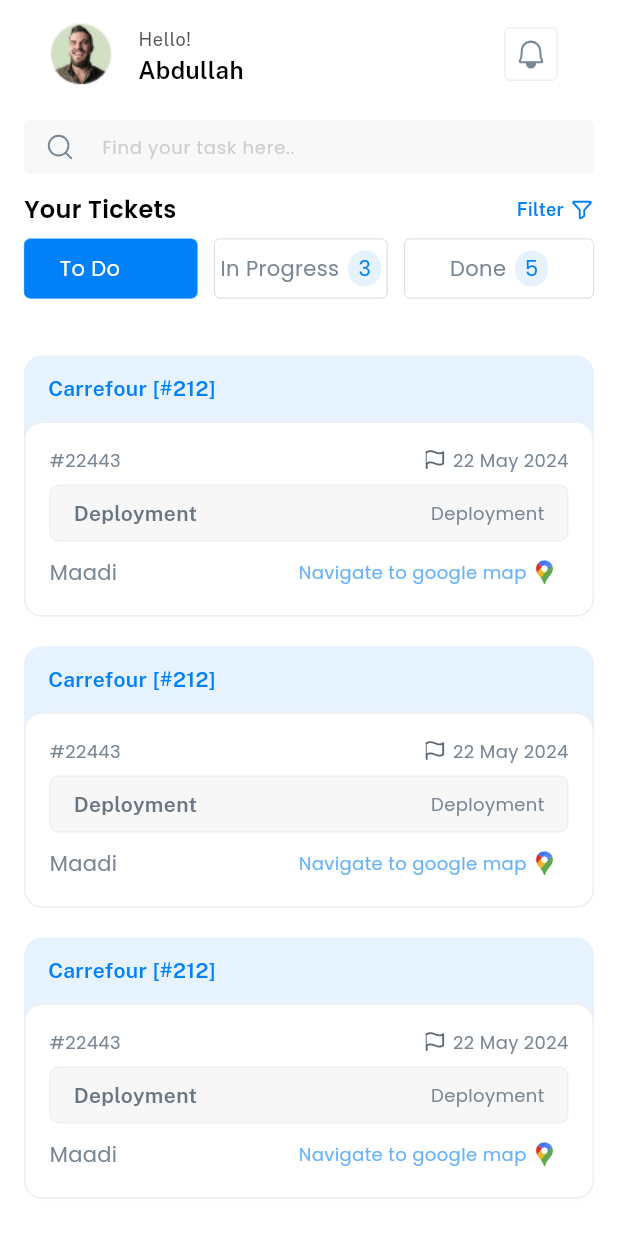
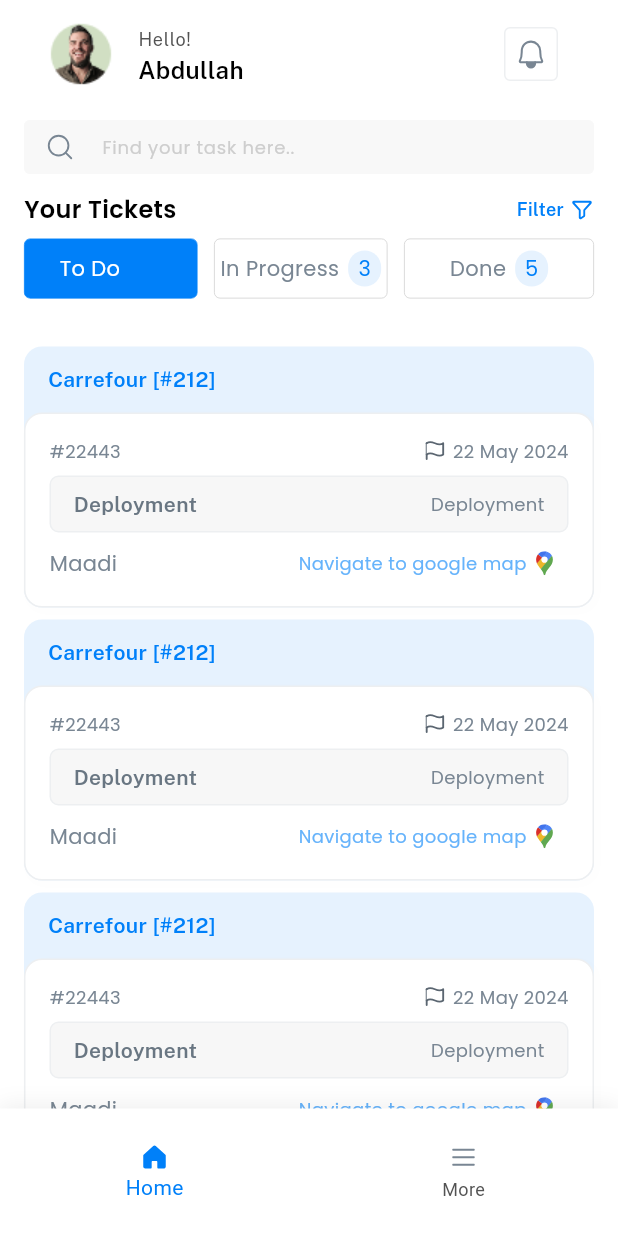
Before and after one commit to mostafanagy0/Softwaves-FSM, a Flutter app: the HomeView screen opened by its route, on a phone screen of 412 x 824 dp. Run offline on Flutter 3.47's test engine with Material 3 defaults, Android fonts, the phone set to English and light mode, and no system bars; our stand-ins replace bloc, dartz, equatable, flutter_bloc, flutter_secure_storage, flutter_svg and 2 more; missing offline and left inert: flutter_appauth; accounts and stored records are empty.

Commit message:
create bottom navigation bar & make home scrollable

```diff
--- a/lib/features/home/presentation/views/home_view.dart
+++ b/lib/features/home/presentation/views/home_view.dart
@@ -1,35 +1,63 @@
 import 'package:flutter/material.dart';
-import 'package:fsm/features/home/presentation/widgets/components_widget.dart';
-import 'package:fsm/features/home/presentation/widgets/custom_head_line_and_filtring_widget.dart';
-import 'package:fsm/features/home/presentation/widgets/custom_home_app_bar.dart';
-import 'package:fsm/features/home/presentation/widgets/custom_search_text_filed.dart';
-import 'package:fsm/features/home/presentation/widgets/ticket_widgets/tickets_list_view.dart';
+import 'package:flutter_svg/flutter_svg.dart';
+import 'package:fsm/core/utils/colors.dart';
+import 'package:fsm/features/home/presentation/widgets/home_view_body.dart';
 
-class HomeView extends StatelessWidget {
+class HomeView extends StatefulWidget {
   const HomeView({super.key});
 
   @override
+  State<HomeView> createState() => _HomeViewState();
+}
+
+class _HomeViewState extends State<HomeView> {
+  int selectedIndex = 0;
+
+  static final List<Widget> pages = <Widget>[
+    HomeViewBody(),
+
+    Center(child: Text('Profile', style: TextStyle(fontSize: 22))),
+  ];
+
+  @override
   Widget build(BuildContext context) {
-    return SafeArea(
-      child: const Scaffold(
-        backgroundColor: Color(0xFFFFFFFF),
-        body: Padding(
-          padding: EdgeInsets.symmetric(horizontal: 16),
-          child: Column(
-            crossAxisAlignment: CrossAxisAlignment.start,
-            children: [
-              CustomHomeAppBar(),
+    return Scaffold(
+      backgroundColor: const Color(0xFFFFFFFF),
+      body: SafeArea(child: pages[selectedIndex]),
+      bottomNavigationBar: Container(
+        height: 85,
+        decoration: BoxDecoration(
+          color: Colors.white,
 
-              SizedBox(height: 8),
-              CustomSearchTextFiled(),
-              SizedBox(height: 12),
-              CustomHeadLineAndFiltringWidget(),
-              SizedBox(height: 8),
-              ComponentsWidget(numbers: [2, 3, 5]),
-              SizedBox(height: 24),
-              TicketsListView(),
-            ],
-          ),
+          boxShadow: [
+            BoxShadow(
+              color: Colors.black.withOpacity(0.07),
+              blurRadius: 12,
+              offset: const Offset(0, -2),
+            ),
+          ],
+        ),
+        child: BottomNavigationBar(
+          currentIndex: selectedIndex,
+          onTap: (index) => setState(() => selectedIndex = index),
+          backgroundColor: Colors.transparent,
+          elevation: 0,
+          type: BottomNavigationBarType.fixed,
+          selectedItemColor: AppColors.primaryColor,
+          unselectedItemColor: AppColors.darkGray,
+          showSelectedLabels: true,
+          showUnselectedLabels: true,
+          items: [
+            BottomNavigationBarItem(
+              icon: SvgPicture.asset('assets/images/House.svg'),
+              label: 'Home',
+            ),
+
+            BottomNavigationBarItem(
+              icon: SvgPicture.asset('assets/images/List.svg'),
+              label: 'More',
+            ),
+          ],
         ),
       ),
     );
--- /dev/null
+++ b/lib/features/home/presentation/widgets/home_view_body.dart
@@ -0,0 +1,33 @@
+import 'package:flutter/material.dart';
+import 'package:fsm/features/home/presentation/widgets/components_widget.dart';
+import 'package:fsm/features/home/presentation/widgets/custom_head_line_and_filtring_widget.dart';
+import 'package:fsm/features/home/presentation/widgets/custom_home_app_bar.dart';
+import 'package:fsm/features/home/presentation/widgets/custom_search_text_filed.dart';
+import 'package:fsm/features/home/presentation/widgets/ticket_widgets/tickets_list_view.dart';
+
+class HomeViewBody extends StatelessWidget {
+  const HomeViewBody({super.key});
+
+  @override
+  Widget build(BuildContext context) {
+    return SingleChildScrollView(
+      child: Padding(
+        padding: const EdgeInsets.symmetric(horizontal: 16),
+        child: Column(
+          crossAxisAlignment: CrossAxisAlignment.start,
+          children: const [
+            CustomHomeAppBar(),
+            SizedBox(height: 8),
+            CustomSearchTextFiled(),
+            SizedBox(height: 12),
+            CustomHeadLineAndFiltringWidget(),
+            SizedBox(height: 8),
+            ComponentsWidget(numbers: [2, 3, 5]),
+            SizedBox(height: 24),
+            TicketsListView(),
+          ],
+        ),
+      ),
+    );
+  }
+}
--- a/lib/features/home/presentation/widgets/ticket_widgets/custom_ticket_item.dart
+++ b/lib/features/home/presentation/widgets/ticket_widgets/custom_ticket_item.dart
@@ -11,7 +11,6 @@
   @override
   Widget build(BuildContext context) {
     return Container(
-      margin: const EdgeInsets.symmetric(vertical: 6),
       decoration: BoxDecoration(
         color: AppColors.lightBlue,
         borderRadius: BorderRadius.circular(12),
--- a/lib/features/home/presentation/widgets/ticket_widgets/tickets_list_view.dart
+++ b/lib/features/home/presentation/widgets/ticket_widgets/tickets_list_view.dart
@@ -6,16 +6,16 @@
 
   @override
   Widget build(BuildContext context) {
-    return Expanded(
-      child: ListView.builder(
-        itemCount: 3,
-        itemBuilder: (context, index) {
-          return Padding(
-            padding: const EdgeInsets.only(top: 8),
-            child: const CustomTicketItem(),
-          );
-        },
-      ),
+    return ListView.builder(
+      itemCount: 3,
+      shrinkWrap: true, // علشان ياخد الطول على قد العناصر
+      physics: const NeverScrollableScrollPhysics(), // علشان يمنع الاسكرول
+      itemBuilder: (context, index) {
+        return const Padding(
+          padding: EdgeInsets.only(top: 8),
+          child: CustomTicketItem(),
+        );
+      },
     );
   }
 }
```
Also changed, not shown: assets/images/Frame.svg (deleted), assets/images/House.svg (added), assets/images/List.svg (added).
